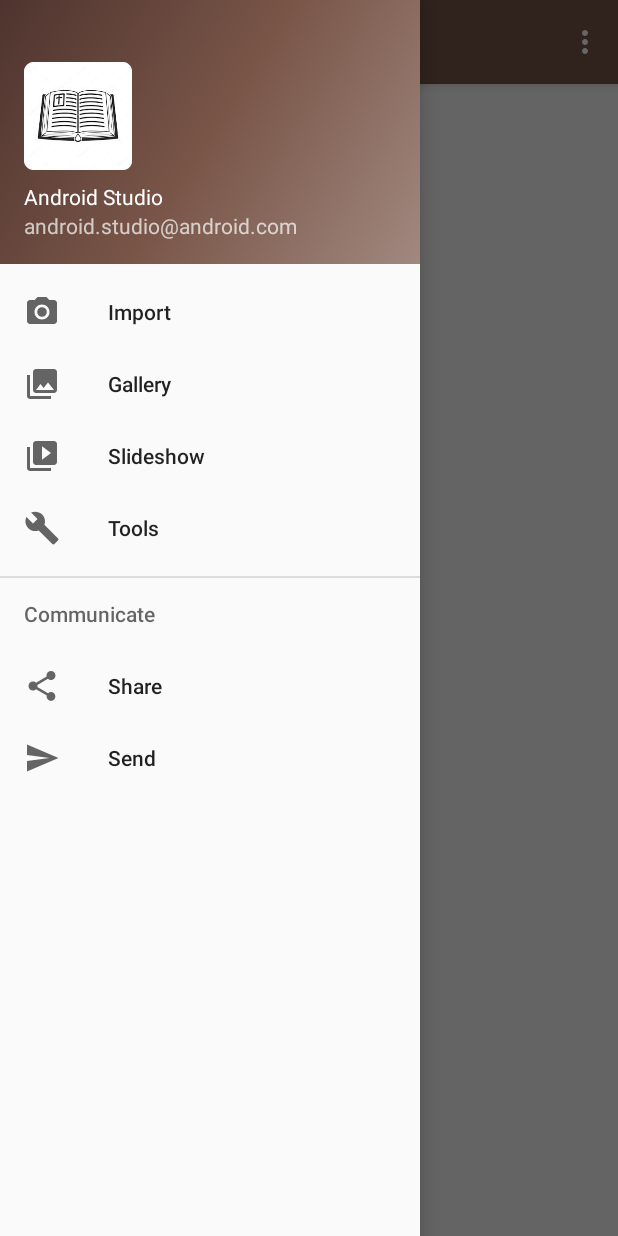
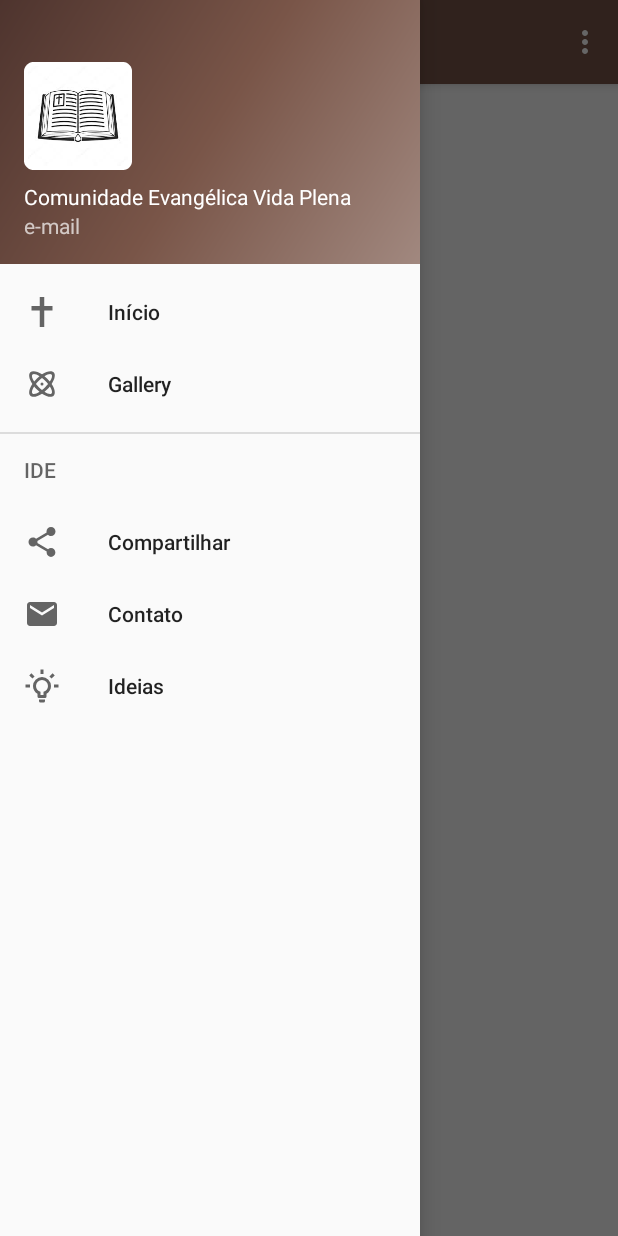
Before and after one commit to JonatasVeloso/Celulas, an Android app: the screen it shows after launch (MainActivity), with the side drawer open, on a phone screen of 412 x 824 dp. Run offline under Robolectric (Android 15) with nearby library versions, the phone set to English and light mode, and no system bars.

Commit message:
Design Criado icones e textos do Navigation Drawer

```diff
--- a/app/src/main/java/com/example/celulas/MainActivity.java
+++ b/app/src/main/java/com/example/celulas/MainActivity.java
@@ -71,17 +71,15 @@ public class MainActivity extends AppCompatActivity
         // Handle navigation view item clicks here.
         int id = item.getItemId();
 
-        if (id == R.id.nav_camera) {
-            // Handle the camera action
-        } else if (id == R.id.nav_gallery) {
+        if (id == R.id.nav_inicio) {
 
-        } else if (id == R.id.nav_slideshow) {
-
-        } else if (id == R.id.nav_manage) {
+        } else if (id == R.id.nav_celula) {
 
         } else if (id == R.id.nav_share) {
 
-        } else if (id == R.id.nav_send) {
+        } else if (id == R.id.nav_contato) {
+
+        } else if (id == R.id.nav_ideia) {
 
         }
 
--- /dev/null
+++ b/app/src/main/res/drawable/ic_menu_celula.xml
@@ -0,0 +1,9 @@
+<vector xmlns:android="http://schemas.android.com/apk/res/android"
+    android:width="24dp"
+    android:height="24dp"
+    android:viewportWidth="24"
+    android:viewportHeight="24">
+  <path
+      android:fillColor="#FF000000"
+      android:pathData="M12,11A1,1 0,0 1,13 12A1,1 0,0 1,12 13A1,1 0,0 1,11 12A1,1 0,0 1,12 11M4.22,4.22C5.65,2.79 8.75,3.43 12,5.56C15.25,3.43 18.35,2.79 19.78,4.22C21.21,5.65 20.57,8.75 18.44,12C20.57,15.25 21.21,18.35 19.78,19.78C18.35,21.21 15.25,20.57 12,18.44C8.75,20.57 5.65,21.21 4.22,19.78C2.79,18.35 3.43,15.25 5.56,12C3.43,8.75 2.79,5.65 4.22,4.22M15.54,8.46C16.15,9.08 16.71,9.71 17.23,10.34C18.61,8.21 19.11,6.38 18.36,5.64C17.62,4.89 15.79,5.39 13.66,6.77C14.29,7.29 14.92,7.85 15.54,8.46M8.46,15.54C7.85,14.92 7.29,14.29 6.77,13.66C5.39,15.79 4.89,17.62 5.64,18.36C6.38,19.11 8.21,18.61 10.34,17.23C9.71,16.71 9.08,16.15 8.46,15.54M5.64,5.64C4.89,6.38 5.39,8.21 6.77,10.34C7.29,9.71 7.85,9.08 8.46,8.46C9.08,7.85 9.71,7.29 10.34,6.77C8.21,5.39 6.38,4.89 5.64,5.64M9.88,14.12C10.58,14.82 11.3,15.46 12,16.03C12.7,15.46 13.42,14.82 14.12,14.12C14.82,13.42 15.46,12.7 16.03,12C15.46,11.3 14.82,10.58 14.12,9.88C13.42,9.18 12.7,8.54 12,7.97C11.3,8.54 10.58,9.18 9.88,9.88C9.18,10.58 8.54,11.3 7.97,12C8.54,12.7 9.18,13.42 9.88,14.12M18.36,18.36C19.11,17.62 18.61,15.79 17.23,13.66C16.71,14.29 16.15,14.92 15.54,15.54C14.92,16.15 14.29,16.71 13.66,17.23C15.79,18.61 17.62,19.11 18.36,18.36Z"/>
+</vector>
--- /dev/null
+++ b/app/src/main/res/drawable/ic_menu_cruz.xml
@@ -0,0 +1,9 @@
+<vector xmlns:android="http://schemas.android.com/apk/res/android"
+    android:width="24dp"
+    android:height="24dp"
+    android:viewportWidth="24"
+    android:viewportHeight="24">
+  <path
+      android:fillColor="#FF000000"
+      android:pathData="M10.5,2H13.5V8H19V11H13.5V22H10.5V11H5V8H10.5V2Z"/>
+</vector>
--- /dev/null
+++ b/app/src/main/res/drawable/ic_menu_email.xml
@@ -0,0 +1,9 @@
+<vector xmlns:android="http://schemas.android.com/apk/res/android"
+        android:width="24dp"
+        android:height="24dp"
+        android:viewportWidth="24.0"
+        android:viewportHeight="24.0">
+    <path
+        android:fillColor="#FF000000"
+        android:pathData="M20,4L4,4c-1.1,0 -1.99,0.9 -1.99,2L2,18c0,1.1 0.9,2 2,2h16c1.1,0 2,-0.9 2,-2L22,6c0,-1.1 -0.9,-2 -2,-2zM20,8l-8,5 -8,-5L4,6l8,5 8,-5v2z"/>
+</vector>
--- /dev/null
+++ b/app/src/main/res/drawable/ic_menu_luz.xml
@@ -0,0 +1,9 @@
+<vector xmlns:android="http://schemas.android.com/apk/res/android"
+    android:width="24dp"
+    android:height="24dp"
+    android:viewportWidth="24"
+    android:viewportHeight="24">
+  <path
+      android:fillColor="#FF000000"
+      android:pathData="M20,11H23V13H20V11M1,11H4V13H1V11M13,1V4H11V1H13M4.92,3.5L7.05,5.64L5.63,7.05L3.5,4.93L4.92,3.5M16.95,5.63L19.07,3.5L20.5,4.93L18.37,7.05L16.95,5.63M12,6A6,6 0,0 1,18 12C18,14.22 16.79,16.16 15,17.2V19A1,1 0,0 1,14 20H10A1,1 0,0 1,9 19V17.2C7.21,16.16 6,14.22 6,12A6,6 0,0 1,12 6M14,21V22A1,1 0,0 1,13 23H11A1,1 0,0 1,10 22V21H14M11,18H13V15.87C14.73,15.43 16,13.86 16,12A4,4 0,0 0,12 8A4,4 0,0 0,8 12C8,13.86 9.27,15.43 11,15.87V18Z"/>
+</vector>
--- a/app/src/main/res/menu/activity_main_drawer.xml
+++ b/app/src/main/res/menu/activity_main_drawer.xml
@@ -5,33 +5,29 @@
 
     <group android:checkableBehavior="single">
         <item
-            android:id="@+id/nav_camera"
-            android:icon="@drawable/ic_menu_camera"
-            android:title="Import" />
+            android:id="@+id/nav_inicio"
+            android:icon="@drawable/ic_menu_cruz"
+            android:title="Início" />
         <item
-            android:id="@+id/nav_gallery"
-            android:icon="@drawable/ic_menu_gallery"
+            android:id="@+id/nav_celula"
+            android:icon="@drawable/ic_menu_celula"
             android:title="Gallery" />
-        <item
-            android:id="@+id/nav_slideshow"
-            android:icon="@drawable/ic_menu_slideshow"
-            android:title="Slideshow" />
-        <item
-            android:id="@+id/nav_manage"
-            android:icon="@drawable/ic_menu_manage"
-            android:title="Tools" />
     </group>
 
-    <item android:title="Communicate">
+    <item android:title="IDE">
         <menu>
             <item
                 android:id="@+id/nav_share"
                 android:icon="@drawable/ic_menu_share"
-                android:title="Share" />
+                android:title="Compartilhar" />
             <item
-                android:id="@+id/nav_send"
-                android:icon="@drawable/ic_menu_send"
-                android:title="Send" />
+                android:id="@+id/nav_contato"
+                android:icon="@drawable/ic_menu_email"
+                android:title="Contato" />
+            <item
+                android:id="@+id/nav_ideia"
+                android:icon="@drawable/ic_menu_luz"
+                android:title="Ideias" />
         </menu>
     </item>
 
--- a/app/src/main/res/values/strings.xml
+++ b/app/src/main/res/values/strings.xml
@@ -2,8 +2,8 @@
     <string name="app_name">Celulas</string>
     <string name="navigation_drawer_open">Open navigation drawer</string>
     <string name="navigation_drawer_close">Close navigation drawer</string>
-    <string name="nav_header_title">Android Studio</string>
-    <string name="nav_header_subtitle">android.studio@android.com</string>
+    <string name="nav_header_title">Comunidade Evangélica Vida Plena</string>
+    <string name="nav_header_subtitle">e-mail</string>
     <string name="nav_header_desc">Navigation header</string>
     <string name="action_settings">Settings</string>
 </resources>
```
